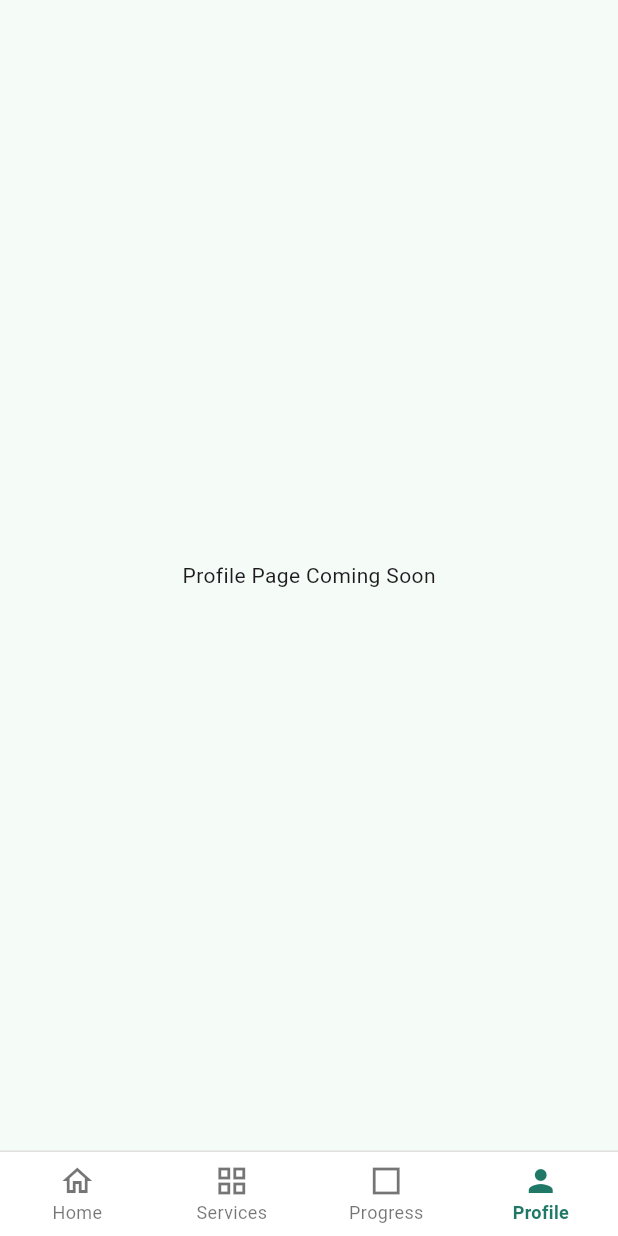
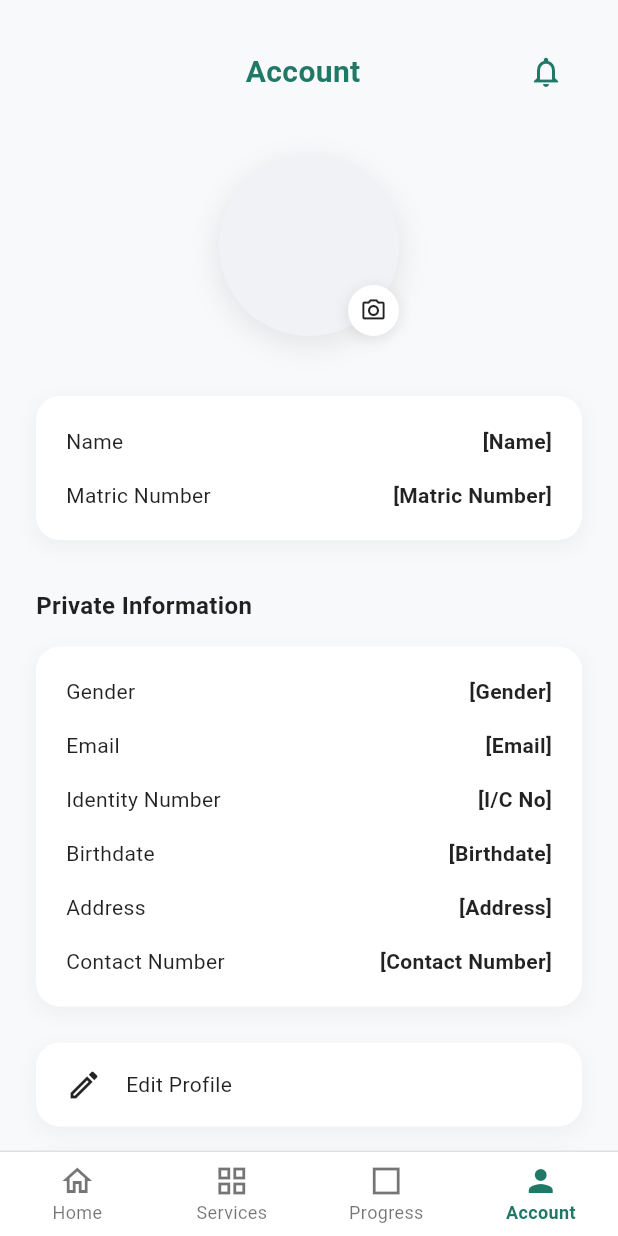
Before and after one commit to Jinggggg030/RehabAI, a Flutter app: the MainScreen screen opened directly, item 4 of the bottom bar chosen, on a phone screen of 412 x 824 dp. Run offline on Flutter 3.47's test engine with Material 3 defaults, Android fonts, the phone set to English and light mode, and no system bars; our stand-ins replace google_fonts.

Commit message:
Added account(profile) page.

```diff
--- a/lib/screens/main_screen.dart
+++ b/lib/screens/main_screen.dart
@@ -3,6 +3,7 @@ import 'package:google_fonts/google_fonts.dart';
 import 'package:rehab_ai/screens/home_page.dart';
 import 'package:rehab_ai/screens/services_page.dart';
 import 'package:rehab_ai/screens/progress_page.dart';
+import 'package:rehab_ai/screens/profile_page.dart';
 
 class MainScreen extends StatefulWidget {
   const MainScreen({super.key});
@@ -19,7 +20,7 @@ class _MainScreenState extends State<MainScreen> {
     const HomePage(),
     const ServicesPage(),
     const ProgressPage(),
-    const Center(child: Text('Profile Page Coming Soon')),
+    const ProfilePage(),
   ];
 
   void _onItemTapped(int index) {
@@ -70,7 +71,7 @@ class _MainScreenState extends State<MainScreen> {
             BottomNavigationBarItem(
               icon: Icon(Icons.person_outline),
               activeIcon: Icon(Icons.person),
-              label: 'Profile',
+              label: 'Account',
             ),
           ],
         ),
--- /dev/null
+++ b/lib/screens/profile_page.dart
@@ -0,0 +1,235 @@
+import 'package:flutter/material.dart';
+import 'package:google_fonts/google_fonts.dart';
+
+class ProfilePage extends StatelessWidget {
+  const ProfilePage({super.key});
+
+  @override
+  Widget build(BuildContext context) {
+    return Scaffold(
+      backgroundColor: const Color(0xFFF8F9FA),
+      body: SafeArea(
+        child: SingleChildScrollView(
+          padding: const EdgeInsets.symmetric(horizontal: 24.0, vertical: 24.0),
+          child: Column(
+            crossAxisAlignment: CrossAxisAlignment.stretch,
+            children: [
+              // Header
+              Row(
+                mainAxisAlignment: MainAxisAlignment.spaceBetween,
+                children: [
+                  const SizedBox(width: 40),
+                  Text(
+                    'Account',
+                    style: GoogleFonts.readexPro(
+                      fontSize: 20,
+                      fontWeight: FontWeight.bold,
+                      color: const Color(0xFF207866),
+                    ),
+                  ),
+                  IconButton(
+                    onPressed: () {},
+                    icon: const Icon(Icons.notifications_none, color: Color(0xFF207866)),
+                  ),
+                ],
+              ),
+              const SizedBox(height: 32),
+
+              // Profile Picture
+              Center(
+                child: Stack(
+                  children: [
+                    Container(
+                      width: 120,
+                      height: 120,
+                      decoration: BoxDecoration(
+                        color: const Color(0xFFF0F2F5),
+                        shape: BoxShape.circle,
+                        boxShadow: [
+                          BoxShadow(
+                            color: Colors.black.withOpacity(0.08),
+                            blurRadius: 15,
+                            spreadRadius: 2,
+                            offset: const Offset(0, 5),
+                          ),
+                        ],
+                      ),
+                    ),
+                    Positioned(
+                      bottom: 0,
+                      right: 0,
+                      child: GestureDetector(
+                        onTap: () {
+                          // Handle profile picture update
+                        },
+                        child: Container(
+                          padding: const EdgeInsets.all(8),
+                          decoration: BoxDecoration(
+                            color: Colors.white,
+                            shape: BoxShape.circle,
+                            boxShadow: [
+                              BoxShadow(
+                                color: Colors.black.withOpacity(0.1),
+                                blurRadius: 8,
+                                offset: const Offset(0, 2),
+                              ),
+                            ],
+                          ),
+                          child: const Icon(
+                            Icons.camera_alt_outlined,
+                            size: 18,
+                            color: Colors.black87,
+                          ),
+                        ),
+                      ),
+                    ),
+                  ],
+                ),
+              ),
+              const SizedBox(height: 40),
+
+              // Public Info Box
+              _buildInfoBox([
+                _buildInfoRow('Name', '[Name]'),
+                const SizedBox(height: 16),
+                _buildInfoRow('Matric Number', '[Matric Number]'),
+              ]),
+              const SizedBox(height: 32),
+
+              // Private Information Title
+              Text(
+                'Private Information',
+                style: GoogleFonts.readexPro(
+                  fontSize: 16,
+                  fontWeight: FontWeight.bold,
+                  color: Colors.black87,
+                ),
+              ),
+              const SizedBox(height: 16),
+
+              // Private Info Box
+              _buildInfoBox([
+                _buildInfoRow('Gender', '[Gender]'),
+                const SizedBox(height: 16),
+                _buildInfoRow('Email', '[Email]'),
+                const SizedBox(height: 16),
+                _buildInfoRow('Identity Number', '[I/C No]'),
+                const SizedBox(height: 16),
+                _buildInfoRow('Birthdate', '[Birthdate]'),
+                const SizedBox(height: 16),
+                _buildInfoRow('Address', '[Address]'),
+                const SizedBox(height: 16),
+                _buildInfoRow('Contact Number', '[Contact Number]'),
+              ]),
+              const SizedBox(height: 24),
+
+              // Action Buttons
+              _buildActionBox(
+                title: 'Edit Profile',
+                icon: Icons.edit_outlined,
+                onTap: () {},
+              ),
+              const SizedBox(height: 16),
+              _buildActionBox(
+                title: 'Settings',
+                icon: Icons.settings_outlined,
+                onTap: () {},
+              ),
+              const SizedBox(height: 16),
+              _buildActionBox(
+                title: 'Log Out',
+                icon: Icons.logout_outlined,
+                onTap: () {
+                  // Handle logout
+                },
+              ),
+              const SizedBox(height: 40),
+            ],
+          ),
+        ),
+      ),
+    );
+  }
+
+  Widget _buildInfoBox(List<Widget> children) {
+    return Container(
+      padding: const EdgeInsets.all(20),
+      decoration: BoxDecoration(
+        color: Colors.white,
+        borderRadius: BorderRadius.circular(16),
+        boxShadow: [
+          BoxShadow(
+            color: Colors.black.withOpacity(0.04),
+            blurRadius: 10,
+            spreadRadius: 1,
+            offset: const Offset(0, 4),
+          ),
+        ],
+      ),
+      child: Column(
+        children: children,
+      ),
+    );
+  }
+
+  Widget _buildInfoRow(String label, String value) {
+    return Row(
+      mainAxisAlignment: MainAxisAlignment.spaceBetween,
+      children: [
+        Text(
+          label,
+          style: GoogleFonts.readexPro(
+            fontSize: 14,
+            color: Colors.black87,
+          ),
+        ),
+        Text(
+          value,
+          style: GoogleFonts.readexPro(
+            fontSize: 14,
+            fontWeight: FontWeight.bold,
+            color: Colors.black87,
+          ),
+        ),
+      ],
+    );
+  }
+
+  Widget _buildActionBox({required String title, required IconData icon, required VoidCallback onTap}) {
+    return GestureDetector(
+      onTap: onTap,
+      child: Container(
+        padding: const EdgeInsets.symmetric(horizontal: 20, vertical: 16),
+        decoration: BoxDecoration(
+          color: Colors.white,
+          borderRadius: BorderRadius.circular(16),
+          boxShadow: [
+            BoxShadow(
+              color: Colors.black.withOpacity(0.04),
+              blurRadius: 10,
+              spreadRadius: 1,
+              offset: const Offset(0, 4),
+            ),
+          ],
+        ),
+        child: Row(
+          children: [
+            Icon(
+              icon,
+              color: Colors.black87,
+              size: 24,
+            ),
+            const SizedBox(width: 16),
+            Text(
+              title,
+              style: GoogleFonts.readexPro(
+                fontSize: 14,
+                color: Colors.black87,
+              ),
+            ),
+          ],
+        ),
+      ),
+    );
+  }
+}
```
